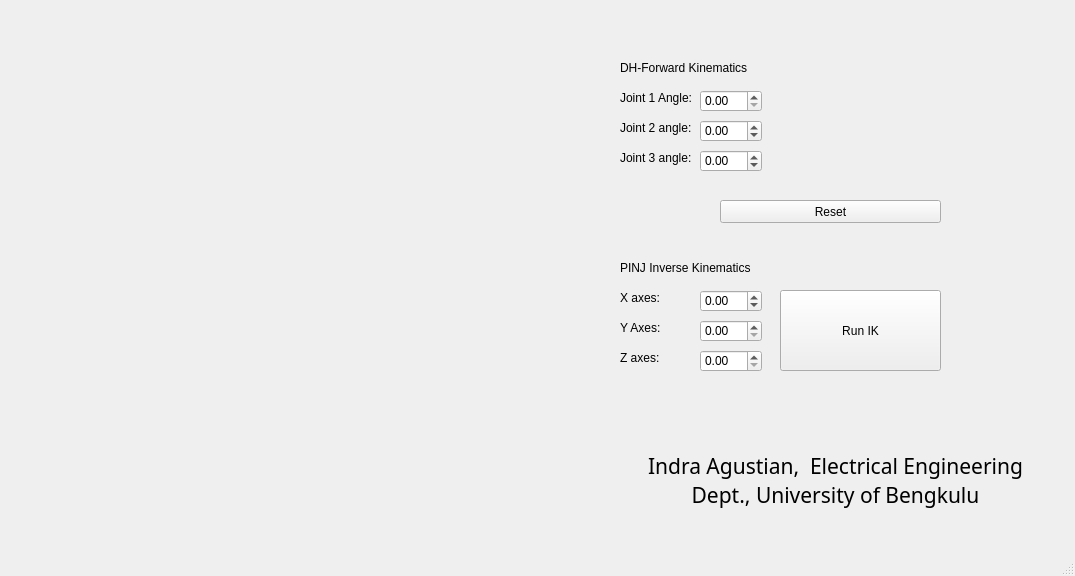
Above: armgui_ik.ui from myindrata/Pseudo-Inverse-Jacobian-Inverse-Kinematics before the change. Below: the same form after it.
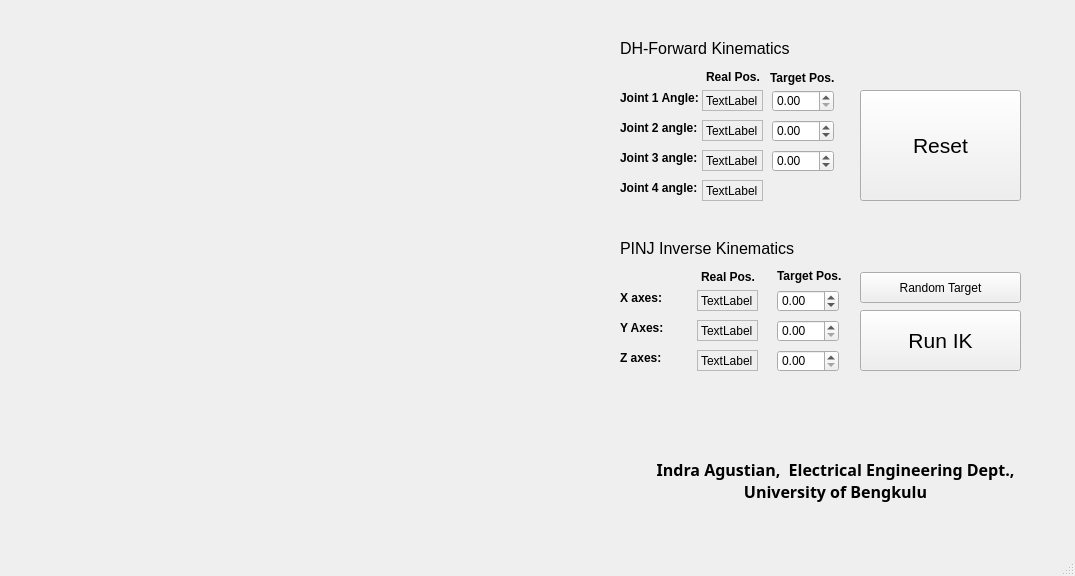
That is the form after the change. Custom widgets are drawn as their Qt base class.

```diff
--- a/armgui_ik.ui
+++ b/armgui_ik.ui
@@ -23,6 +23,12 @@
       <height>16</height>
      </rect>
     </property>
+    <property name="font">
+     <font>
+      <weight>75</weight>
+      <bold>true</bold>
+     </font>
+    </property>
     <property name="text">
      <string>Joint 1 Angle:</string>
     </property>
@@ -36,6 +42,12 @@
       <height>16</height>
      </rect>
     </property>
+    <property name="font">
+     <font>
+      <weight>75</weight>
+      <bold>true</bold>
+     </font>
+    </property>
     <property name="text">
      <string>Joint 2 angle:</string>
     </property>
@@ -49,6 +61,12 @@
       <height>16</height>
      </rect>
     </property>
+    <property name="font">
+     <font>
+      <weight>75</weight>
+      <bold>true</bold>
+     </font>
+    </property>
     <property name="text">
      <string>Joint 3 angle:</string>
     </property>
@@ -75,12 +93,17 @@
    <widget class="QPushButton" name="pushButton_reset">
     <property name="geometry">
      <rect>
-      <x>720</x>
-      <y>200</y>
-      <width>221</width>
-      <height>23</height>
+      <x>860</x>
+      <y>90</y>
+      <width>161</width>
+      <height>111</height>
      </rect>
     </property>
+    <property name="font">
+     <font>
+      <pointsize>16</pointsize>
+     </font>
+    </property>
     <property name="text">
      <string>Reset</string>
     </property>
@@ -94,6 +117,12 @@
       <height>16</height>
      </rect>
     </property>
+    <property name="font">
+     <font>
+      <weight>75</weight>
+      <bold>true</bold>
+     </font>
+    </property>
     <property name="text">
      <string>Y Axes: </string>
     </property>
@@ -107,6 +136,12 @@
       <height>16</height>
      </rect>
     </property>
+    <property name="font">
+     <font>
+      <weight>75</weight>
+      <bold>true</bold>
+     </font>
+    </property>
     <property name="text">
      <string>X axes: </string>
     </property>
@@ -120,6 +155,12 @@
       <height>16</height>
      </rect>
     </property>
+    <property name="font">
+     <font>
+      <weight>75</weight>
+      <bold>true</bold>
+     </font>
+    </property>
     <property name="text">
      <string>Z axes: </string>
     </property>
@@ -128,11 +169,16 @@
     <property name="geometry">
      <rect>
       <x>620</x>
-      <y>260</y>
-      <width>151</width>
+      <y>240</y>
+      <width>191</width>
       <height>16</height>
      </rect>
     </property>
+    <property name="font">
+     <font>
+      <pointsize>12</pointsize>
+     </font>
+    </property>
     <property name="text">
      <string>PINJ Inverse Kinematics</string>
     </property>
@@ -149,7 +195,9 @@
     <property name="font">
      <font>
       <family>MS PGothic</family>
-      <pointsize>16</pointsize>
+      <pointsize>12</pointsize>
+      <weight>75</weight>
+      <bold>true</bold>
      </font>
     </property>
     <property name="text">
@@ -165,7 +213,7 @@
    <widget class="QDoubleSpinBox" name="doubleSpinBox1">
     <property name="geometry">
      <rect>
-      <x>700</x>
+      <x>772</x>
       <y>90</y>
       <width>62</width>
       <height>22</height>
@@ -184,7 +232,7 @@
    <widget class="QDoubleSpinBox" name="doubleSpinBox2">
     <property name="geometry">
      <rect>
-      <x>700</x>
+      <x>772</x>
       <y>120</y>
       <width>62</width>
       <height>22</height>
@@ -203,7 +251,7 @@
    <widget class="QDoubleSpinBox" name="doubleSpinBox3">
     <property name="geometry">
      <rect>
-      <x>700</x>
+      <x>772</x>
       <y>150</y>
       <width>62</width>
       <height>22</height>
@@ -223,11 +271,16 @@
     <property name="geometry">
      <rect>
       <x>620</x>
-      <y>60</y>
-      <width>161</width>
+      <y>40</y>
+      <width>181</width>
       <height>16</height>
      </rect>
     </property>
+    <property name="font">
+     <font>
+      <pointsize>12</pointsize>
+     </font>
+    </property>
     <property name="text">
      <string>DH-Forward Kinematics</string>
     </property>
@@ -235,7 +288,7 @@
    <widget class="QDoubleSpinBox" name="doubleSpinBox_ik1">
     <property name="geometry">
      <rect>
-      <x>700</x>
+      <x>777</x>
       <y>290</y>
       <width>62</width>
       <height>22</height>
@@ -251,7 +304,7 @@
    <widget class="QDoubleSpinBox" name="doubleSpinBox_ik2">
     <property name="geometry">
      <rect>
-      <x>700</x>
+      <x>777</x>
       <y>320</y>
       <width>62</width>
       <height>22</height>
@@ -264,7 +317,7 @@
    <widget class="QDoubleSpinBox" name="doubleSpinBox_ik3">
     <property name="geometry">
      <rect>
-      <x>700</x>
+      <x>777</x>
       <y>350</y>
       <width>62</width>
       <height>22</height>
@@ -277,16 +330,241 @@
    <widget class="QPushButton" name="pushButton_runik">
     <property name="geometry">
      <rect>
-      <x>780</x>
-      <y>290</y>
+      <x>860</x>
+      <y>310</y>
       <width>161</width>
-      <height>81</height>
+      <height>61</height>
      </rect>
     </property>
+    <property name="font">
+     <font>
+      <pointsize>16</pointsize>
+     </font>
+    </property>
     <property name="text">
      <string>Run IK</string>
     </property>
    </widget>
+   <widget class="QLabel" name="labels3_2">
+    <property name="geometry">
+     <rect>
+      <x>620</x>
+      <y>180</y>
+      <width>91</width>
+      <height>16</height>
+     </rect>
+    </property>
+    <property name="font">
+     <font>
+      <weight>75</weight>
+      <bold>true</bold>
+     </font>
+    </property>
+    <property name="text">
+     <string>Joint 4 angle:</string>
+    </property>
+   </widget>
+   <widget class="QLabel" name="label_j4">
+    <property name="geometry">
+     <rect>
+      <x>702</x>
+      <y>180</y>
+      <width>61</width>
+      <height>21</height>
+     </rect>
+    </property>
+    <property name="frameShape">
+     <enum>QFrame::StyledPanel</enum>
+    </property>
+    <property name="text">
+     <string>TextLabel</string>
+    </property>
+   </widget>
+   <widget class="QLabel" name="label_x4">
+    <property name="geometry">
+     <rect>
+      <x>697</x>
+      <y>290</y>
+      <width>61</width>
+      <height>21</height>
+     </rect>
+    </property>
+    <property name="frameShape">
+     <enum>QFrame::StyledPanel</enum>
+    </property>
+    <property name="text">
+     <string>TextLabel</string>
+    </property>
+   </widget>
+   <widget class="QLabel" name="label_y4">
+    <property name="geometry">
+     <rect>
+      <x>697</x>
+      <y>320</y>
+      <width>61</width>
+      <height>21</height>
+     </rect>
+    </property>
+    <property name="frameShape">
+     <enum>QFrame::StyledPanel</enum>
+    </property>
+    <property name="text">
+     <string>TextLabel</string>
+    </property>
+   </widget>
+   <widget class="QLabel" name="label_z4">
+    <property name="geometry">
+     <rect>
+      <x>697</x>
+      <y>350</y>
+      <width>61</width>
+      <height>21</height>
+     </rect>
+    </property>
+    <property name="frameShape">
+     <enum>QFrame::StyledPanel</enum>
+    </property>
+    <property name="text">
+     <string>TextLabel</string>
+    </property>
+   </widget>
+   <widget class="QLabel" name="label_iks">
+    <property name="geometry">
+     <rect>
+      <x>701</x>
+      <y>269</y>
+      <width>61</width>
+      <height>16</height>
+     </rect>
+    </property>
+    <property name="font">
+     <font>
+      <weight>75</weight>
+      <bold>true</bold>
+     </font>
+    </property>
+    <property name="text">
+     <string>Real Pos.</string>
+    </property>
+   </widget>
+   <widget class="QLabel" name="label_iks_2">
+    <property name="geometry">
+     <rect>
+      <x>777</x>
+      <y>268</y>
+      <width>71</width>
+      <height>16</height>
+     </rect>
+    </property>
+    <property name="font">
+     <font>
+      <weight>75</weight>
+      <bold>true</bold>
+     </font>
+    </property>
+    <property name="text">
+     <string>Target Pos.</string>
+    </property>
+   </widget>
+   <widget class="QPushButton" name="pushButton_rand">
+    <property name="geometry">
+     <rect>
+      <x>860</x>
+      <y>272</y>
+      <width>161</width>
+      <height>31</height>
+     </rect>
+    </property>
+    <property name="text">
+     <string>Random Target</string>
+    </property>
+   </widget>
+   <widget class="QLabel" name="label_j3">
+    <property name="geometry">
+     <rect>
+      <x>702</x>
+      <y>150</y>
+      <width>61</width>
+      <height>21</height>
+     </rect>
+    </property>
+    <property name="frameShape">
+     <enum>QFrame::StyledPanel</enum>
+    </property>
+    <property name="text">
+     <string>TextLabel</string>
+    </property>
+   </widget>
+   <widget class="QLabel" name="label_j1">
+    <property name="geometry">
+     <rect>
+      <x>702</x>
+      <y>90</y>
+      <width>61</width>
+      <height>21</height>
+     </rect>
+    </property>
+    <property name="frameShape">
+     <enum>QFrame::StyledPanel</enum>
+    </property>
+    <property name="text">
+     <string>TextLabel</string>
+    </property>
+   </widget>
+   <widget class="QLabel" name="label_iks_3">
+    <property name="geometry">
+     <rect>
+      <x>706</x>
+      <y>69</y>
+      <width>61</width>
+      <height>16</height>
+     </rect>
+    </property>
+    <property name="font">
+     <font>
+      <weight>75</weight>
+      <bold>true</bold>
+     </font>
+    </property>
+    <property name="text">
+     <string>Real Pos.</string>
+    </property>
+   </widget>
+   <widget class="QLabel" name="label_j2">
+    <property name="geometry">
+     <rect>
+      <x>702</x>
+      <y>120</y>
+      <width>61</width>
+      <height>21</height>
+     </rect>
+    </property>
+    <property name="frameShape">
+     <enum>QFrame::StyledPanel</enum>
+    </property>
+    <property name="text">
+     <string>TextLabel</string>
+    </property>
+   </widget>
+   <widget class="QLabel" name="label_iks_4">
+    <property name="geometry">
+     <rect>
+      <x>770</x>
+      <y>70</y>
+      <width>71</width>
+      <height>16</height>
+     </rect>
+    </property>
+    <property name="font">
+     <font>
+      <weight>75</weight>
+      <bold>true</bold>
+     </font>
+    </property>
+    <property name="text">
+     <string>Target Pos.</string>
+    </property>
+   </widget>
   </widget>
   <widget class="QMenuBar" name="menubar">
    <property name="geometry">
```
